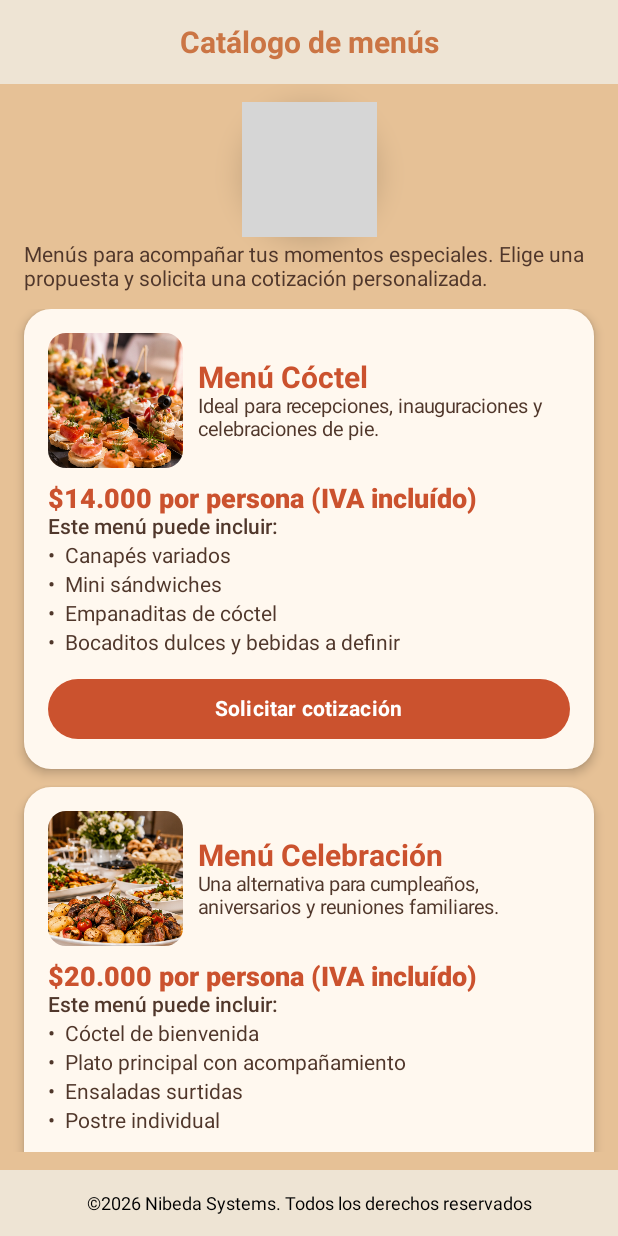
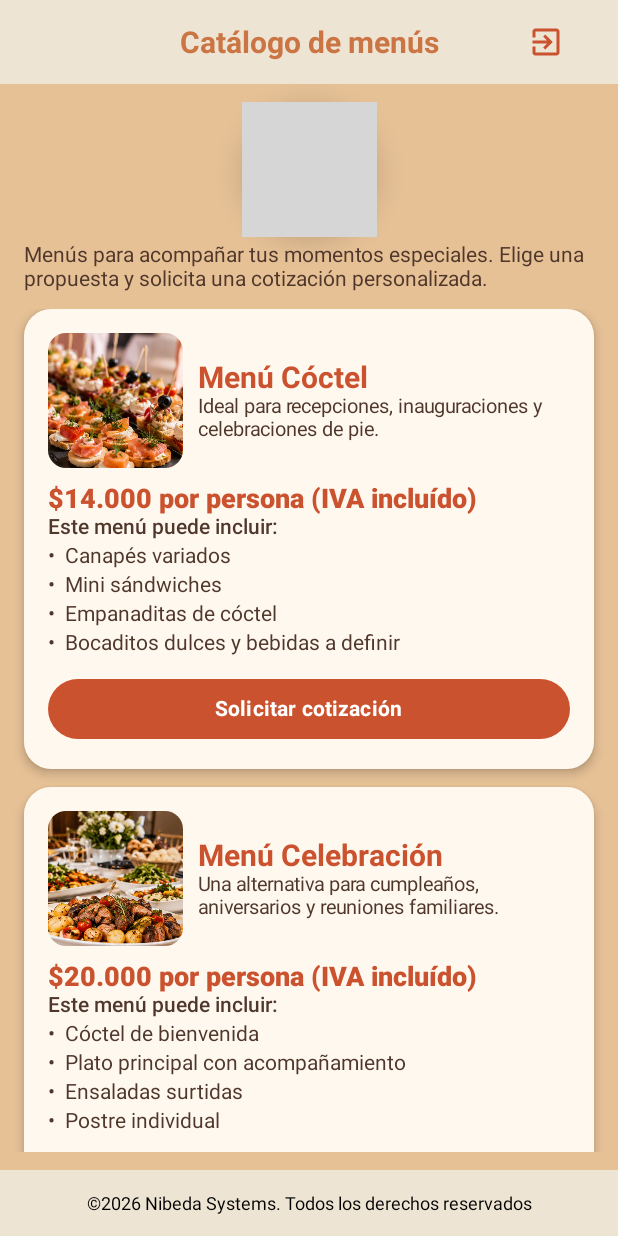
Before and after one commit to DaniloRamirezC/proyecto-banqueteria, an Android app built with Jetpack Compose: the CatalogoScreen screen opened through its navigation route, on a phone screen of 412 x 824 dp. Run offline under Robolectric (Android 15) with nearby library versions, the phone set to English and light mode, and no system bars; grey boxes are pictures that could not be loaded.

Commit message:
feat (catalogo): Actualizar interfaz integrando boton de logout

```diff
--- a/app/src/main/java/com/danilo/proyectobanqueteria/ui/navigation/BanqueteriaNavigation.kt
+++ b/app/src/main/java/com/danilo/proyectobanqueteria/ui/navigation/BanqueteriaNavigation.kt
@@ -110,6 +110,12 @@ fun BanqueteriaNavigation(){
             CatalogoScreen(
                 onNavigateToCotizar = {
                     navController.navigate(Routes.REGISTER_EVENT)
+                },
+                onLogout = {
+                    eventoViewModel.uiState = EventoModel()
+                    navController.navigate(Routes.LOGIN){
+                        popUpTo(Routes.CATALOG){inclusive = true}
+                    }
                 }
             )
         }
--- a/app/src/main/java/com/danilo/proyectobanqueteria/ui/screen/CatalogoScreen.kt
+++ b/app/src/main/java/com/danilo/proyectobanqueteria/ui/screen/CatalogoScreen.kt
@@ -5,6 +5,7 @@ import androidx.compose.foundation.Image
 import androidx.compose.foundation.background
 import androidx.compose.foundation.border
 import androidx.compose.foundation.layout.Arrangement
+import androidx.compose.foundation.layout.Box
 import androidx.compose.foundation.layout.Column
 import androidx.compose.foundation.layout.Row
 import androidx.compose.foundation.layout.Spacer
@@ -13,17 +14,31 @@ import androidx.compose.foundation.layout.fillMaxWidth
 import androidx.compose.foundation.layout.height
 import androidx.compose.foundation.layout.padding
 import androidx.compose.foundation.layout.size
+import androidx.compose.foundation.layout.statusBarsPadding
+import androidx.compose.foundation.layout.width
 import androidx.compose.foundation.lazy.LazyColumn
 import androidx.compose.foundation.lazy.items
 import androidx.compose.foundation.shape.CircleShape
 import androidx.compose.foundation.shape.RoundedCornerShape
+import androidx.compose.material.icons.Icons
+import androidx.compose.material.icons.automirrored.filled.ExitToApp
+import androidx.compose.material3.AlertDialog
+import androidx.compose.material3.BasicAlertDialog
 import androidx.compose.material3.Button
 import androidx.compose.material3.ButtonDefaults
 import androidx.compose.material3.Card
 import androidx.compose.material3.CardDefaults
+import androidx.compose.material3.Icon
+import androidx.compose.material3.IconButton
+import androidx.compose.material3.OutlinedButton
 import androidx.compose.material3.Scaffold
 import androidx.compose.material3.Text
+import androidx.compose.material3.TextButton
 import androidx.compose.runtime.Composable
+import androidx.compose.runtime.getValue
+import androidx.compose.runtime.mutableStateOf
+import androidx.compose.runtime.remember
+import androidx.compose.runtime.setValue
 import androidx.compose.ui.Alignment
 import androidx.compose.ui.Modifier
 import androidx.compose.ui.draw.clip
@@ -80,9 +95,68 @@ private val fondo = Color(0xFFE6C196)
 private val crema = Color(0xFFFFF8EF)
 
 @Composable
-fun CatalogoScreen(onNavigateToCotizar: () -> Unit) {
+fun CatalogoScreen(
+    onNavigateToCotizar: () -> Unit,
+    onLogout: ()->Unit
+) {
+    var mostrarSalir by remember { mutableStateOf(false) }
+    if(mostrarSalir){
+        AlertDialog(
+            onDismissRequest = {mostrarSalir = false},
+            containerColor = crema,
+            title = {
+                Text(
+                    text = "Cerrar sesión",
+                    fontWeight = FontWeight.Bold,
+                    color = terracota
+                )
+            },
+            text = {
+                Text(
+                    text = "¿Está seguro que desea cerrar sesión?",
+                    color = Color(0xFF50372B)
+                )
+            },
+            confirmButton = {
+                Button(
+                    onClick = {
+                        mostrarSalir = false
+                        onLogout()
+                    },
+                    colors = ButtonDefaults.buttonColors(containerColor = terracota)
+                ) {
+                    Text("Sí, salir", color = Color.White, fontWeight = FontWeight.Bold)
+                }
+            },
+            dismissButton = {
+                TextButton(onClick = {mostrarSalir = false}) {
+                    Text("Cancelar", color = Color(0xFF50372B), fontWeight = FontWeight.SemiBold)
+                }
+            }
+        )
+    }
+
     Scaffold(
-        topBar = { Header(title = "Catálogo de menús") },
+        topBar = {
+            Box(
+                modifier = Modifier.fillMaxWidth(),
+                contentAlignment = Alignment.CenterEnd
+            ) {
+                Header(title = "Catálogo de menús")
+                IconButton(
+                    onClick = {mostrarSalir = true},
+                    modifier = Modifier.padding(end = 12.dp)
+                        .statusBarsPadding()
+                        .padding(end = 12.dp)
+                ) {
+                    Icon(
+                        imageVector = Icons.AutoMirrored.Filled.ExitToApp,
+                        contentDescription = "Cerrar sesión",
+                        tint = terracota
+                    )
+                }
+            }
+        },
         bottomBar = { Footer() },
         containerColor = fondo
     ) { innerPadding ->
@@ -184,5 +258,6 @@ fun CatalogoScreen(onNavigateToCotizar: () -> Unit) {
 @Preview(showBackground = true)
 @Composable
 private fun CatalogoScreenPreview() {
-    CatalogoScreen(onNavigateToCotizar = {})
+    CatalogoScreen(onNavigateToCotizar = {},
+        onLogout = {})
 }
```
